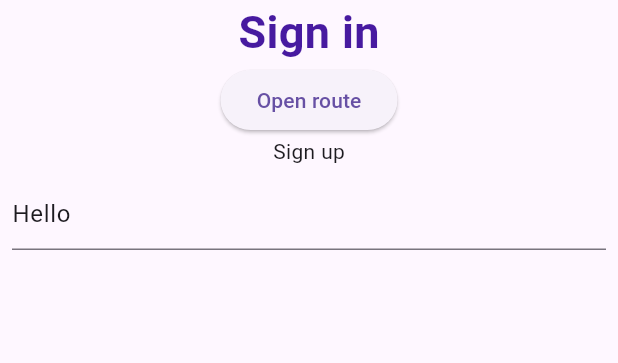
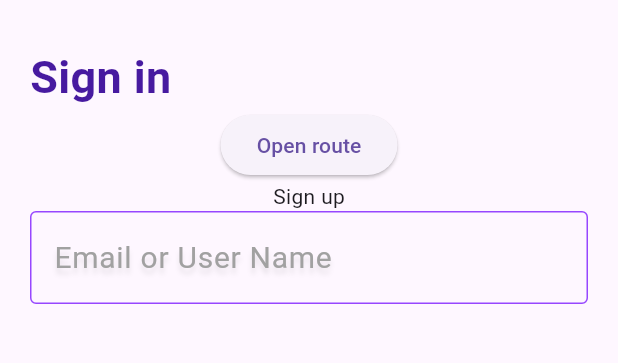
Before and after one commit to ddmuzyk/account-app, a Flutter app: the screen it shows after launch, on a phone screen of 412 x 824 dp, the part 287-650 px from its top. Run offline on Flutter 3.47's test engine with Material 3 defaults, Android fonts, the light colour scheme and no system bars.

Commit message:
add more props to form field

```diff
--- a/lib/main.dart
+++ b/lib/main.dart
@@ -3,8 +3,8 @@ import 'package:flutter/material.dart';
 
 void main() {
   runApp(const MaterialApp(
-    title: 'Navigation Basics',
+    title: 'dsw_52745',
     debugShowCheckedModeBanner: false,
     home: LoginView(),
-  ));
+  ),);
 }
--- a/lib/utils/my_colors.dart
+++ b/lib/utils/my_colors.dart
@@ -1,9 +1,11 @@
 import 'dart:ui';
 
 class MyColors {
-  static final blackColor = HexColor('#0E0E0E');
-  static final whiteColor = HexColor('#FFFFFF');
-  static final purpleColor = HexColor('#471AA0');
+  static final black = HexColor('#0E0E0E');
+  static final grey = HexColor('#A1A1A1');
+  static final white = HexColor('#FFFFFF');
+  static final purple1 = HexColor('#471AA0');
+  static final purple2 = HexColor('#9747FF');
 }
 
 class HexColor extends Color {
--- a/lib/views/login/login_view.dart
+++ b/lib/views/login/login_view.dart
@@ -20,18 +20,24 @@ class _LoginViewState extends State<LoginView> {
       child: Scaffold(
         body: SizedBox(
           width: double.infinity,
+          child: Container(
+            padding: const EdgeInsets.symmetric(horizontal: 20),
             child: Column(
               children: [
                 const SizedBox(height: 62),
                 Image.asset(MyImages.logo),
-              _signInText('Sign in'),
+                const SizedBox(height: 30),
+                Align(
+                    alignment: Alignment.centerLeft,
+                    child: _signInText('Sign in')),
                 ElevatedButton(
                   child: const Text('Open route'),
                   onPressed: () {
                     Navigator.push(
                       context,
                       MaterialPageRoute(
-                        builder: (context) => const RegisterView(),),
+                        builder: (context) => const RegisterView(),
+                      ),
                     );
                   },
                 ),
@@ -44,8 +50,13 @@ class _LoginViewState extends State<LoginView> {
                   },
                   onDoubleTap: () => print('clicked twice'),
                 ),
-              const BasicTextFormField(initialValue: 'Hello'),
+                const BasicTextFormField(
+                  initialValue: '',
+                  hintText: 'Email or User Name',
+                  withShadow: true,
+                ),
               ],
+            ),
           ),
         ),
       ),
@@ -56,10 +67,11 @@ class _LoginViewState extends State<LoginView> {
 Widget _signInText(String text) {
   return Text(
     text,
+    textAlign: TextAlign.start,
     style: TextStyle(
       fontSize: 30,
       fontWeight: FontWeight.w700,
-      color: MyColors.purpleColor,
+      color: MyColors.purple1,
     ),
   );
 }
--- a/lib/views/widgets/basic_text_form_field.dart
+++ b/lib/views/widgets/basic_text_form_field.dart
@@ -1,15 +1,30 @@
+import 'package:dsw_52745/utils/my_colors.dart';
 import 'package:flutter/material.dart';
 
 class BasicTextFormField extends StatelessWidget {
   final String initialValue;
+  final String hintText;
+  final bool withShadow;
 
-  const BasicTextFormField({super.key, this.initialValue = ''});
+  const BasicTextFormField({required this.initialValue, required this.hintText, super.key, this.withShadow = false});
+
 
   @override
   Widget build(BuildContext context) {
-    return Padding(
-      padding: const EdgeInsets.all(8),
-      child: TextFormField(initialValue: initialValue),
+    final List<Shadow> shadow = withShadow ? [Shadow(color: MyColors.black.withAlpha(25), blurRadius: 4, offset: const Offset(0, 4))] : [];
+
+    return TextFormField(
+      initialValue: '',
+      decoration: InputDecoration(
+        hintText: hintText,
+        hintStyle: TextStyle(fontSize: 20, color: MyColors.grey, shadows: shadow),
+        enabledBorder: OutlineInputBorder(
+          borderSide: BorderSide(color: MyColors.purple2),
+        ),
+        focusedBorder: const OutlineInputBorder(
+          borderSide: BorderSide(color: Colors.blue),
+        ),
+      ),
     );
   }
 }
```
Lines whose indentation alone changed are shown as unchanged.
